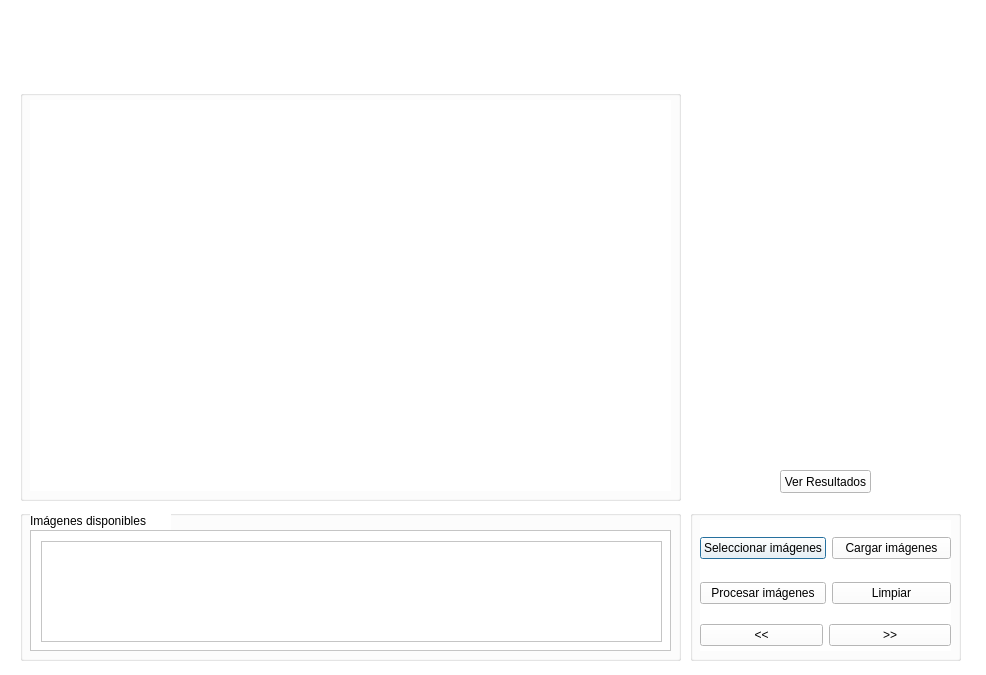
Old version of the form GUI/ui/GUI_coloniasFin.ui in the repository nroldanf/colonies.
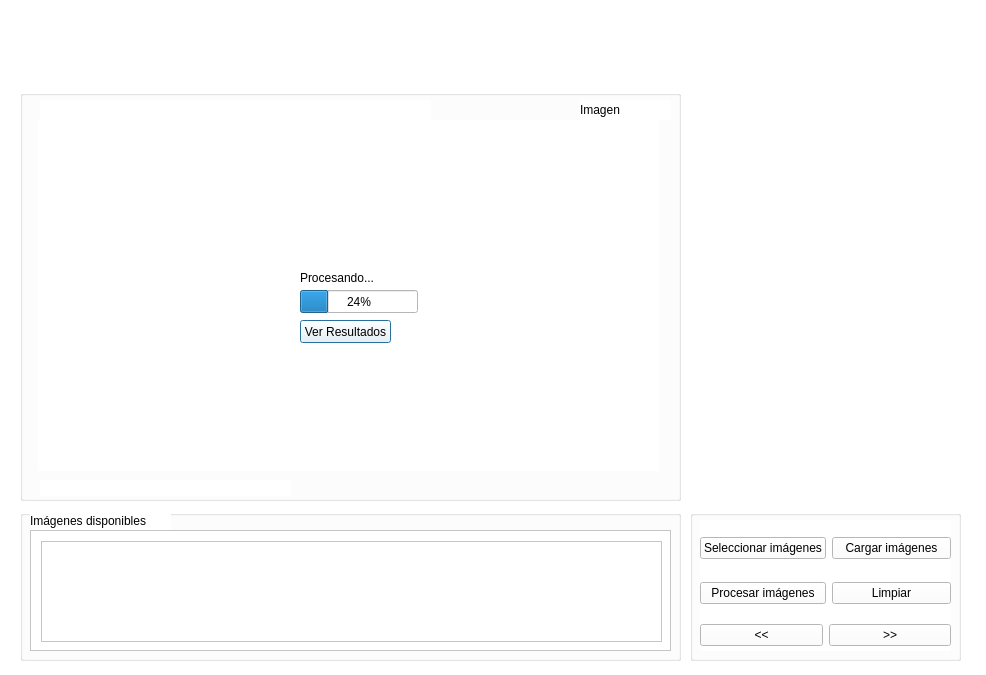
New version of the form.

Commit message: Actualización de los .ui

```diff
--- a/GUI/ui/GUI_coloniasFin.ui
+++ b/GUI/ui/GUI_coloniasFin.ui
@@ -57,24 +57,99 @@
    <property name="title">
     <string/>
    </property>
-   <widget class="QWidget" name="horizontalLayoutWidget">
+   <widget class="QLabel" name="lblImage">
     <property name="geometry">
      <rect>
-      <x>10</x>
+      <x>18</x>
+      <y>30</y>
+      <width>621</width>
+      <height>351</height>
+     </rect>
+    </property>
+    <property name="mouseTracking">
+     <bool>true</bool>
+    </property>
+    <property name="text">
+     <string/>
+    </property>
+   </widget>
+   <widget class="QProgressBar" name="progressBar">
+    <property name="geometry">
+     <rect>
+      <x>280</x>
+      <y>200</y>
+      <width>118</width>
+      <height>23</height>
+     </rect>
+    </property>
+    <property name="value">
+     <number>24</number>
+    </property>
+   </widget>
+   <widget class="QLabel" name="lblProcess">
+    <property name="geometry">
+     <rect>
+      <x>280</x>
+      <y>180</y>
+      <width>81</width>
+      <height>16</height>
+     </rect>
+    </property>
+    <property name="text">
+     <string>Procesando...</string>
+    </property>
+   </widget>
+   <widget class="QPushButton" name="btnViewRes">
+    <property name="geometry">
+     <rect>
+      <x>280</x>
+      <y>230</y>
+      <width>91</width>
+      <height>23</height>
+     </rect>
+    </property>
+    <property name="text">
+     <string>Ver Resultados</string>
+    </property>
+   </widget>
+   <widget class="QLabel" name="label">
+    <property name="geometry">
+     <rect>
+      <x>20</x>
+      <y>390</y>
+      <width>251</width>
+      <height>16</height>
+     </rect>
+    </property>
+    <property name="text">
+     <string/>
+    </property>
+   </widget>
+   <widget class="QLabel" name="label_2">
+    <property name="geometry">
+     <rect>
+      <x>560</x>
       <y>10</y>
-      <width>641</width>
-      <height>391</height>
+      <width>91</width>
+      <height>20</height>
      </rect>
     </property>
-    <layout class="QHBoxLayout" name="horizontalLayout">
-     <item>
-      <widget class="QLabel" name="lblImage">
-       <property name="text">
-        <string/>
-       </property>
-      </widget>
-     </item>
-    </layout>
+    <property name="text">
+     <string>Imagen</string>
+    </property>
+   </widget>
+   <widget class="QLabel" name="label_3">
+    <property name="geometry">
+     <rect>
+      <x>20</x>
+      <y>10</y>
+      <width>391</width>
+      <height>20</height>
+     </rect>
+    </property>
+    <property name="text">
+     <string/>
+    </property>
    </widget>
   </widget>
   <widget class="QGroupBox" name="groupBox_2">
@@ -231,19 +306,6 @@
     </widget>
    </widget>
   </widget>
-  <widget class="QPushButton" name="pushButton_2">
-   <property name="geometry">
-    <rect>
-     <x>780</x>
-     <y>470</y>
-     <width>91</width>
-     <height>23</height>
-    </rect>
-   </property>
-   <property name="text">
-    <string>Ver Resultados</string>
-   </property>
-  </widget>
  </widget>
  <resources/>
  <connections/>
```
Left out of the diff: 2 changed lines with no effect on the pictures.
